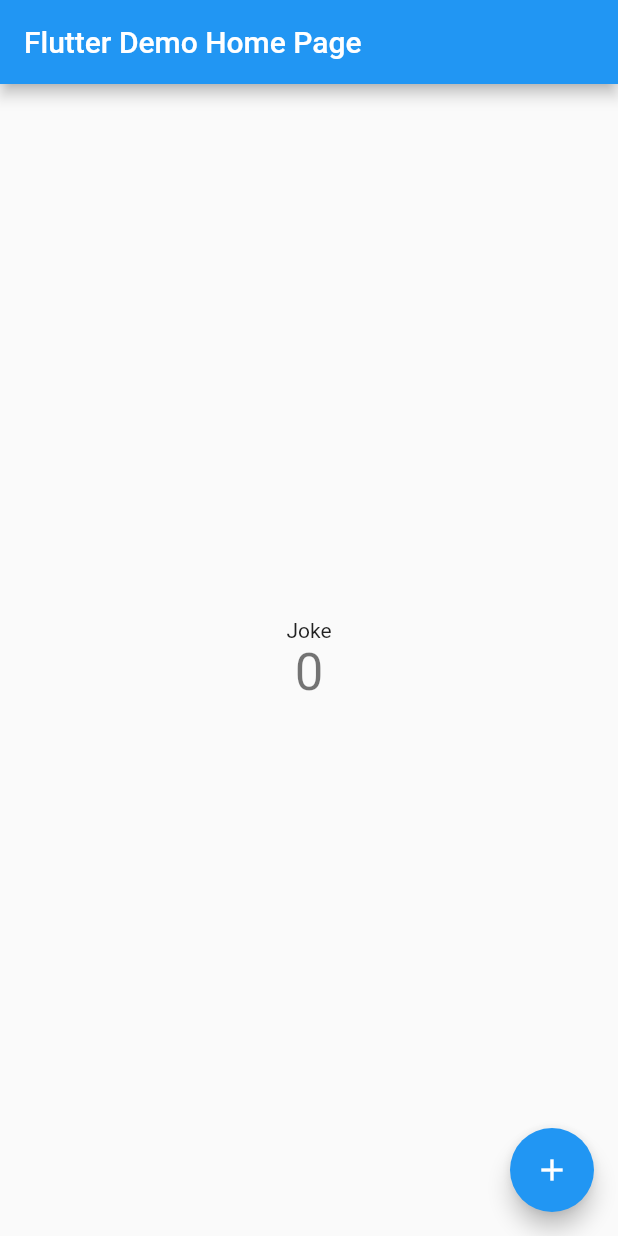
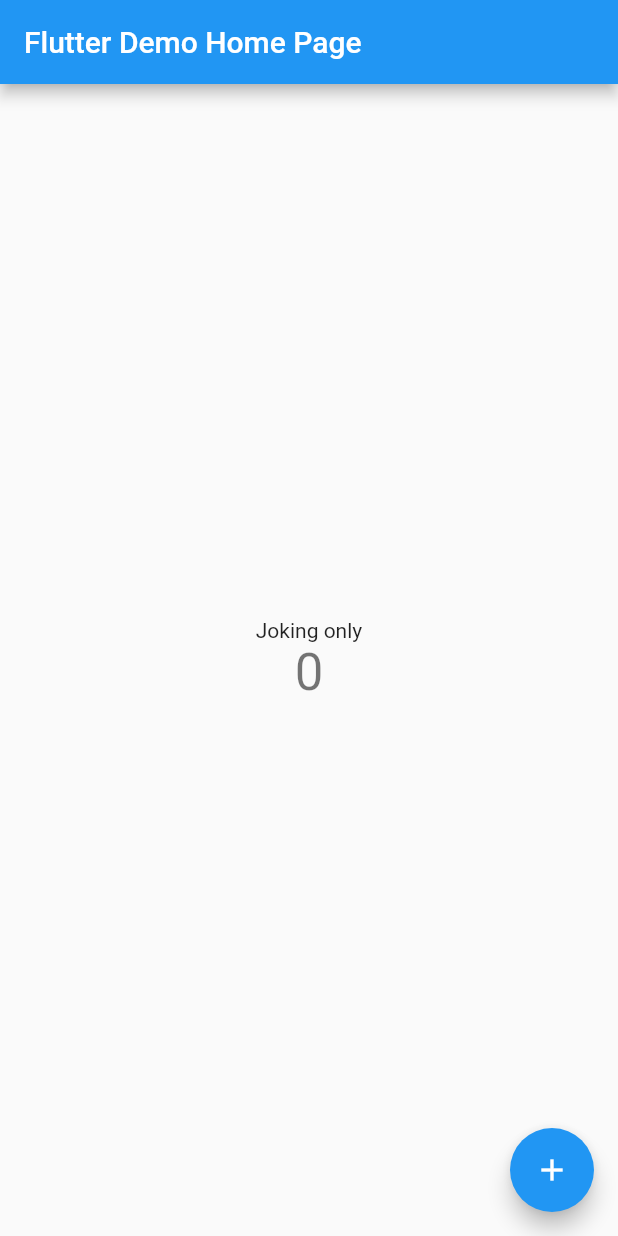
Before and after one commit to sinhaugoh/test_chat_function, a Flutter app: the screen it shows after launch, on a phone screen of 412 x 824 dp. Run offline on Flutter 3.47's test engine with Material 2 defaults, Android fonts, the phone set to English and light mode, and no system bars.

Commit message:
Update main.dart

```diff
--- a/lib/main.dart
+++ b/lib/main.dart
@@ -98,7 +98,7 @@ class _MyHomePageState extends State<MyHomePage> {
           mainAxisAlignment: MainAxisAlignment.center,
           children: <Widget>[
             Text(
-              'Joke'
+              'Joking only'
             ),
             Text(
               '$_counter',
```
